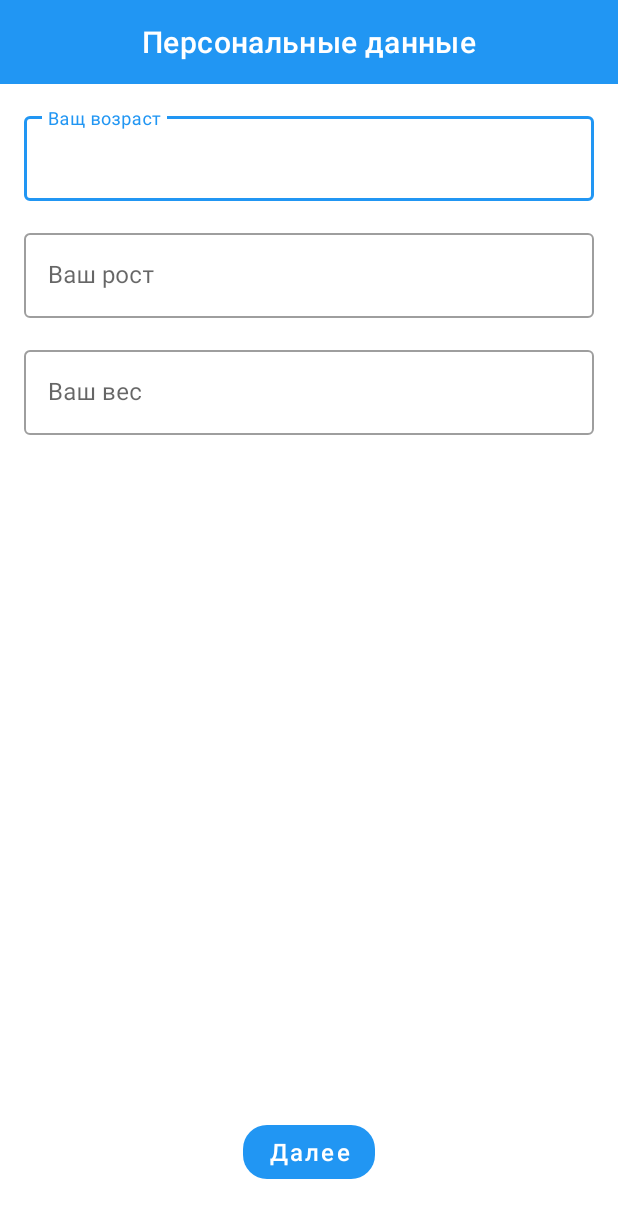
After one commit to GrigoryKharchenko/Health, an Android app: the fragment CharactersFragment shown on its own in the app's theme, on a phone screen of 412 x 824 dp. The commit adds this screen. Shown: the top 1218 px of the screen. Run offline under Robolectric (Android 15) with nearby library versions, the phone set to English and light mode, and no system bars; our stand-ins replace Dagger/Hilt's generated code.

Commit message:
Add characters screen for onboarding

```diff
--- a/app/src/main/java/com/health/di/module/FragmentModule.kt
+++ b/app/src/main/java/com/health/di/module/FragmentModule.kt
@@ -1,5 +1,6 @@
 package com.health.di.module
 
+import com.health.presentation.screen.onboarding.characters.CharactersFragment
 import com.health.presentation.screen.onboarding.dailyactivity.DailyActivityFragment
 import com.health.presentation.screen.onboarding.gender.GenderFragment
 import dagger.Module
@@ -13,4 +14,7 @@ interface FragmentModule {
 
     @ContributesAndroidInjector
     fun bindDailyActivityFragment(): DailyActivityFragment
+
+    @ContributesAndroidInjector
+    fun bindCharactersFragment(): CharactersFragment
 }
--- a/app/src/main/java/com/health/di/module/ViewModelModule.kt
+++ b/app/src/main/java/com/health/di/module/ViewModelModule.kt
@@ -3,6 +3,7 @@ package com.health.di.module
 import androidx.lifecycle.ViewModel
 import com.health.di.ViewModelKey
 import com.health.presentation.screen.activiti.MainViewModel
+import com.health.presentation.screen.onboarding.characters.CharactersViewModel
 import com.health.presentation.screen.onboarding.dailyactivity.DailyActivityViewModel
 import com.health.presentation.screen.onboarding.gender.GenderViewModel
 import dagger.Binds
@@ -26,4 +27,9 @@ interface ViewModelModule {
     @IntoMap
     @ViewModelKey(DailyActivityViewModel::class)
     fun bindDailyActivityViewModel(viewModel: DailyActivityViewModel): ViewModel
+
+    @Binds
+    @IntoMap
+    @ViewModelKey(CharactersViewModel::class)
+    fun bindCharactersViewModel(viewModel: CharactersViewModel): ViewModel
 }
--- /dev/null
+++ b/app/src/main/java/com/health/presentation/screen/onboarding/characters/CharactersFragment.kt
@@ -0,0 +1,78 @@
+package com.health.presentation.screen.onboarding.characters
+
+import android.os.Bundle
+import android.view.LayoutInflater
+import android.view.View
+import android.view.ViewGroup
+import androidx.fragment.app.viewModels
+import com.health.databinding.FragmentCharactersBinding
+import com.health.di.ViewModelFactory
+import com.health.extension.launchWhenStarted
+import com.health.presentation.base.BaseFragment
+import javax.inject.Inject
+
+class CharactersFragment : BaseFragment() {
+
+    private var _binding: FragmentCharactersBinding? = null
+    private val binding get() = _binding!!
+
+    @Inject
+    lateinit var defaultViewModelFactory: ViewModelFactory
+
+    private val viewModel by viewModels<CharactersViewModel> { defaultViewModelFactory }
+
+    override fun onCreateView(
+        inflater: LayoutInflater,
+        container: ViewGroup?,
+        savedInstanceState: Bundle?
+    ): View {
+        _binding = FragmentCharactersBinding.inflate(layoutInflater)
+        return binding.root
+    }
+
+    override fun onViewCreated(view: View, savedInstanceState: Bundle?) {
+        super.onViewCreated(view, savedInstanceState)
+        launchWhenStarted(viewModel.state, ::handleState)
+        initUi()
+    }
+
+    override fun onDestroyView() {
+        super.onDestroyView()
+        _binding = null
+    }
+
+    private fun initUi() {
+        with(binding) {
+            btnNext.setOnClickListener {
+                viewModel.perform(
+                    CharactersViewEvent.CheckValidation(
+                        age = etAge.text.toString(),
+                        height = etHeight.text.toString(),
+                        weight = etWeight.text.toString()
+                    )
+                )
+                etAge.setOnFocusChangeListener { _, _ ->
+                    viewModel.perform(CharactersViewEvent.HideAgeError)
+                }
+                etHeight.setOnFocusChangeListener { _, _ ->
+                    viewModel.perform(CharactersViewEvent.HideHeightError)
+                }
+                etWeight.setOnFocusChangeListener { _, _ ->
+                    viewModel.perform(CharactersViewEvent.HideWeightError)
+                }
+            }
+        }
+    }
+
+    private fun handleState(state: CharactersViewState) {
+        with(binding) {
+            tilAge.error = getString(state.ageError)
+            tilHeight.error = getString(state.heightError)
+            tilWeight.error = getString(state.weightError)
+        }
+    }
+
+    companion object {
+        fun newInstance() = CharactersFragment()
+    }
+}
--- /dev/null
+++ b/app/src/main/java/com/health/presentation/screen/onboarding/characters/CharactersViewState.kt
@@ -0,0 +1,10 @@
+package com.health.presentation.screen.onboarding.characters
+
+import androidx.annotation.StringRes
+import com.health.R
+
+data class CharactersViewState(
+    @StringRes val ageError: Int = R.string.empty,
+    @StringRes val heightError: Int = R.string.empty,
+    @StringRes val weightError: Int = R.string.empty
+)
--- a/app/src/main/java/com/health/presentation/screen/onboarding/dailyactivity/DailyActivityEvent.kt
+++ b/app/src/main/java/com/health/presentation/screen/onboarding/dailyactivity/DailyActivityEvent.kt
@@ -3,4 +3,6 @@ package com.health.presentation.screen.onboarding.dailyactivity
 sealed interface DailyActivityEvent {
 
     data class SelectDailyActivity(val dailyActivityId: Int) : DailyActivityEvent
+
+    object OpenCharacterFragment : DailyActivityEvent
 }
--- a/app/src/main/java/com/health/presentation/screen/onboarding/dailyactivity/DailyActivityFragment.kt
+++ b/app/src/main/java/com/health/presentation/screen/onboarding/dailyactivity/DailyActivityFragment.kt
@@ -47,6 +47,7 @@ class DailyActivityFragment : BaseFragment() {
         super.onViewCreated(view, savedInstanceState)
         with(binding) {
             rvActivity.adapter = adapter
+            btnNext.setOnClickListener { viewModel.perform(DailyActivityEvent.OpenCharacterFragment) }
             launchWhenStarted(viewModel.dailyActivityFlow, ::handleUiState)
         }
     }
--- /dev/null
+++ b/app/src/main/res/layout/fragment_characters.xml
@@ -0,0 +1,94 @@
+<?xml version="1.0" encoding="utf-8"?>
+<LinearLayout xmlns:android="http://schemas.android.com/apk/res/android"
+    xmlns:app="http://schemas.android.com/apk/res-auto"
+    android:layout_width="match_parent"
+    android:layout_height="match_parent"
+    android:orientation="vertical">
+
+    <com.google.android.material.appbar.AppBarLayout
+        android:id="@+id/appBar"
+        android:layout_width="match_parent"
+        android:layout_height="wrap_content"
+        app:elevation="0dp">
+
+        <com.google.android.material.appbar.MaterialToolbar
+            android:id="@+id/toolBar"
+            style="@style/TitleToolbar.TextWhite"
+            android:layout_width="match_parent"
+            android:layout_height="?attr/actionBarSize"
+            app:title="@string/characters_title" />
+    </com.google.android.material.appbar.AppBarLayout>
+
+    <com.google.android.material.textfield.TextInputLayout
+        android:id="@+id/tilAge"
+        style="@style/EditTextLayout"
+        android:layout_width="match_parent"
+        android:layout_height="wrap_content"
+        android:layout_marginHorizontal="@dimen/dp_16"
+        android:layout_marginTop="@dimen/dp_16">
+
+        <com.google.android.material.textfield.TextInputEditText
+            android:id="@+id/etAge"
+            style="@style/EditTextBg"
+            android:layout_width="match_parent"
+            android:layout_height="wrap_content"
+            android:hint="@string/characters_age"
+            android:inputType="number"
+            android:maxLength="3"
+            android:maxLines="1" />
+    </com.google.android.material.textfield.TextInputLayout>
+
+    <com.google.android.material.textfield.TextInputLayout
+        android:id="@+id/tilHeight"
+        style="@style/EditTextLayout"
+        android:layout_width="match_parent"
+        android:layout_height="wrap_content"
+        android:layout_marginHorizontal="@dimen/dp_16"
+        android:layout_marginTop="@dimen/dp_16">
+
+        <com.google.android.material.textfield.TextInputEditText
+            android:id="@+id/etHeight"
+            style="@style/EditTextBg"
+            android:layout_width="match_parent"
+            android:layout_height="wrap_content"
+            android:hint="@string/characters_height"
+            android:inputType="number"
+            android:maxLength="3"
+            android:maxLines="1" />
+    </com.google.android.material.textfield.TextInputLayout>
+
+    <com.google.android.material.textfield.TextInputLayout
+        android:id="@+id/tilWeight"
+        style="@style/EditTextLayout"
+        android:layout_width="match_parent"
+        android:layout_height="wrap_content"
+        android:layout_marginHorizontal="@dimen/dp_16"
+        android:layout_marginTop="@dimen/dp_16">
+
+        <com.google.android.material.textfield.TextInputEditText
+            android:id="@+id/etWeight"
+            style="@style/EditTextBg"
+            android:layout_width="match_parent"
+            android:layout_height="wrap_content"
+            android:hint="@string/characters_weight"
+            android:inputType="numberDecimal"
+            android:maxLength="5"
+            android:maxLines="1" />
+    </com.google.android.material.textfield.TextInputLayout>
+
+    <LinearLayout
+        android:layout_width="wrap_content"
+        android:layout_height="match_parent"
+        android:layout_gravity="bottom|center">
+
+        <com.google.android.material.button.MaterialButton
+            android:id="@+id/btnNext"
+            style="@style/OutlinedButton"
+            android:layout_width="wrap_content"
+            android:layout_height="wrap_content"
+            android:layout_gravity="bottom|center"
+            android:layout_marginBottom="@dimen/dp_16"
+            android:text="@string/next" />
+    </LinearLayout>
+
+</LinearLayout>
--- a/app/src/main/res/values/strings.xml
+++ b/app/src/main/res/values/strings.xml
@@ -1,6 +1,8 @@
 <resources>
     <string name="app_name">Health</string>
     <string name="next">Далее</string>
+    <string name="empty_error">Поле не может быть пустым</string>
+    <string name="empty" />
 
     <!-- OnBoardingGender -->
     <string name="gender_man">Мужской</string>
@@ -15,4 +17,10 @@
     <string name="description_pre_max">Для очень активных людей: физическая работа полный день или интенсивные тренировки 6-7 раз в неделю.</string>
     <string name="description_max">Для предельно активных людей: тяжелая физическая работа и интенсивные тренировки занятия спортом.</string>
     <string name="amount_calories_hint">Введите количество каллорий</string>
+
+    <!-- OnBoardingCharacters -->
+    <string name="characters_title">Персональные данные</string>
+    <string name="characters_age">Ващ возраст</string>
+    <string name="characters_height">Ваш рост</string>
+    <string name="characters_weight">Ваш вес</string>
 </resources>
```
Also changed, not shown: app/src/main/java/com/health/presentation/screen/onboarding/characters/CharactersViewEvent.kt (added, +14 -0 lines), app/src/main/java/com/health/presentation/screen/onboarding/characters/CharactersViewModel.kt (added, +69 -0 lines), app/src/main/java/com/health/presentation/screen/onboarding/characters/StartedCharactersFragment.kt (added, +7 -0 lines), app/src/main/java/com/health/presentation/screen/onboarding/dailyactivity/DailyActivityViewModel.kt (+10 -1 lines).
